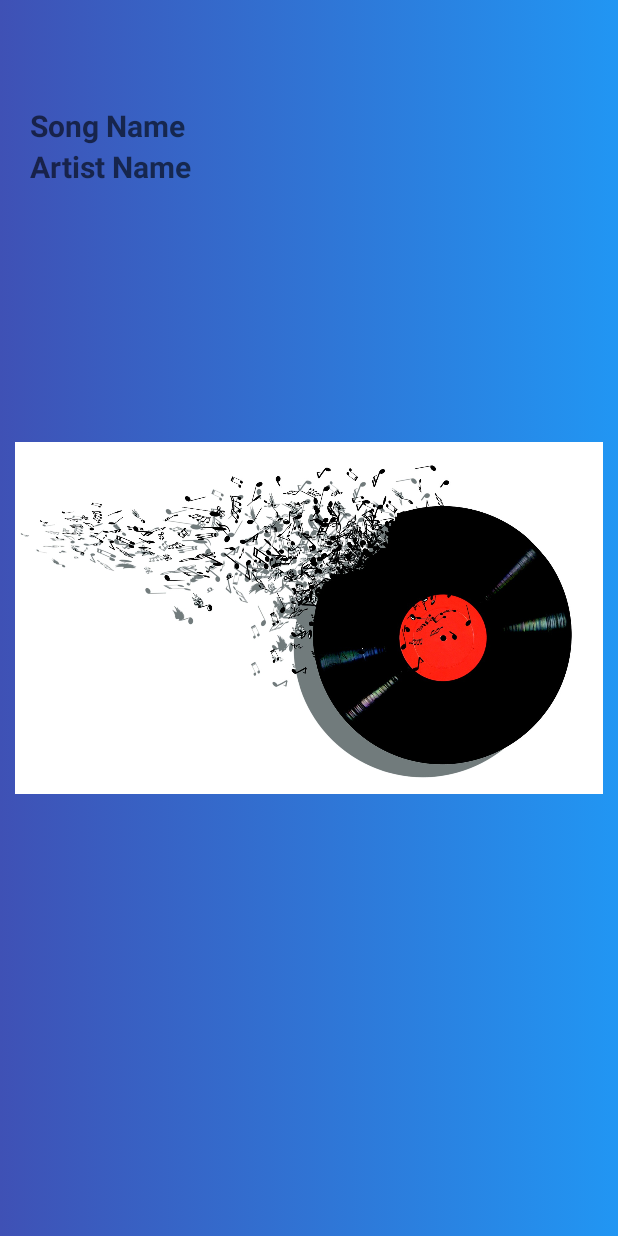
After one commit to RohitJain88/SnapSongs, an Android app: the FleetingStory screen opened directly, with no data from a screen before it, on a phone screen of 412 x 824 dp. The commit adds this screen. Run offline under Robolectric (Android 15) with nearby library versions, the phone set to English and light mode, and no system bars; 2 statements that could not run were skipped.

Commit message:
Created the story and made many changes

```diff
--- a/app/src/main/AndroidManifest.xml
+++ b/app/src/main/AndroidManifest.xml
@@ -1,6 +1,7 @@
 <?xml version="1.0" encoding="utf-8"?>
 <manifest xmlns:android="http://schemas.android.com/apk/res/android"
     package="com.example.snapchat">
+
     <uses-permission android:name="android.permission.READ_EXTERNAL_STORAGE" />
     <uses-permission android:name="android.permission.WRITE_EXTERNAL_STORAGE" />
     <uses-permission android:name="android.permission.CAMERA" />
@@ -18,8 +19,9 @@
         android:roundIcon="@mipmap/ic_launcher_round"
         android:supportsRtl="true"
         android:theme="@style/AppTheme">
+        <activity android:name=".FleetingStory"></activity>
         <activity android:name=".Share" />
-        <activity android:name=".ShowMusicActivity"></activity>
+        <activity android:name=".ShowMusicActivity" />
         <activity android:name=".RegistrationActivity" />
         <activity android:name=".LoginActivity" />
         <activity android:name=".ChooseLoginRegistrationActivity" />
--- /dev/null
+++ b/app/src/main/java/com/example/snapchat/FleetingStory.java
@@ -0,0 +1,62 @@
+package com.example.snapchat;
+
+import android.content.Intent;
+import android.graphics.drawable.AnimationDrawable;
+import android.os.Handler;
+import android.support.annotation.Nullable;
+import android.support.v7.app.AppCompatActivity;
+import android.os.Bundle;
+import android.view.Menu;
+import android.view.MenuItem;
+import android.widget.FrameLayout;
+import android.widget.TextView;
+import android.widget.Toolbar;
+
+import java.util.ArrayList;
+
+public class FleetingStory extends AppCompatActivity {
+
+    private static int TIME_OUT = 15000;
+    AnimationDrawable animationDrawable;
+    FrameLayout frameLayout;
+    ArrayList<String> arrayList = null;
+    @Override
+    protected void onCreate(Bundle savedInstanceState) {
+        super.onCreate(savedInstanceState);
+        setContentView(R.layout.activity_fleeting_story);
+        //Toolbar toolbar = (Toolbar) findViewById(R.id.toolbar);
+        //setSupportActionBar(toolbar);
+        frameLayout = (FrameLayout) findViewById(R.id.myFrameLay);
+        animationDrawable = (AnimationDrawable) frameLayout.getBackground();
+        Bundle p = getIntent().getExtras();
+
+
+        if(p!=null)
+            arrayList =p.getStringArrayList("fleet");
+        TextView song=(TextView)findViewById(R.id.SongText);
+        song.setText(arrayList.get(0).substring(0,arrayList.get(0).length()-4));
+        TextView artist=(TextView)findViewById(R.id.ArtistText);
+        artist.setText(arrayList.get(1));
+        animationDrawable.setEnterFadeDuration(5000);
+        animationDrawable.setExitFadeDuration(2000);
+        animationDrawable.start();
+        new Handler().postDelayed(new Runnable() {
+            @Override
+            public void run() {
+                Intent i = new Intent(FleetingStory.this, MainActivity.class);
+                Bundle bundle=new Bundle();
+                //Intent intent= new Intent(FleetingStory.this, MainActivity.class);
+                ArrayList<String> al = new ArrayList<>();
+                al.add(arrayList.get(0));
+                al.add(arrayList.get(1));
+                al.add(arrayList.get(2));
+                bundle.putStringArrayList("info",al);
+                i.putExtras(bundle);
+                startActivity(i);
+                finish();
+            }
+        }, TIME_OUT);
+    }
+
+
+}
--- a/app/src/main/java/com/example/snapchat/MainActivity.java
+++ b/app/src/main/java/com/example/snapchat/MainActivity.java
@@ -1,6 +1,7 @@
 package com.example.snapchat;
 
 import android.Manifest;
+import android.content.Intent;
 import android.content.pm.PackageManager;
 import android.media.MediaPlayer;
 import android.support.design.widget.TabLayout;
@@ -33,6 +34,7 @@ public class MainActivity extends AppCompatActivity {
     Button back;
     ArrayList<String> arrayList = null;
 
+
     @Override
     protected void onCreate(Bundle savedInstanceState) {
         super.onCreate(savedInstanceState);
@@ -45,10 +47,11 @@ public class MainActivity extends AppCompatActivity {
 
         SnapTabsView snapTabsView=findViewById(R.id.snap_tabs);
         snapTabsView.setUpWithViewPager(viewPager);
+        Bundle p = getIntent().getExtras();
 
-        Bundle p = getIntent().getExtras();
         if(p!=null)
          arrayList =p.getStringArrayList("info");
+
         ImageView mCenterImage=(ImageView)findViewById(R.id.vst_center_image);
         viewPager.setCurrentItem(1);
         if(p!=null){
@@ -58,6 +61,15 @@ public class MainActivity extends AppCompatActivity {
                 if(viewPager.getCurrentItem()!=1)
                     viewPager.setCurrentItem(1);
                 else{
+                    Bundle bundle=new Bundle();
+                    Intent intent= new Intent(MainActivity.this, FleetingStory.class);
+                    ArrayList<String> al = new ArrayList<>();
+                    al.add(arrayList.get(0));
+                    al.add(arrayList.get(1));
+                    al.add(arrayList.get(2));
+                    bundle.putStringArrayList("fleet",al);
+                    intent.putExtras(bundle);
+
                     try {
                         if(mediaPlayer!=null){
                             mediaPlayer.stop();
@@ -76,6 +88,7 @@ public class MainActivity extends AppCompatActivity {
                             }
                         });
                     }catch (Exception e){}
+                    startActivity(intent);
                 }
 
             }
--- /dev/null
+++ b/app/src/main/res/drawable/animation_background.xml
@@ -0,0 +1,13 @@
+<?xml version="1.0" encoding="utf-8"?>
+<animation-list xmlns:android="http://schemas.android.com/apk/res/android">
+
+    <item
+        android:drawable="@drawable/gradient_one"
+        android:duration="6000"/>
+    <item
+        android:drawable="@drawable/gradient_two"
+        android:duration="6000"/>
+    <item
+        android:drawable="@drawable/gradient_three"
+        android:duration="6000"/>
+</animation-list>
--- /dev/null
+++ b/app/src/main/res/drawable/gradient_one.xml
@@ -0,0 +1,8 @@
+<?xml version="1.0" encoding="utf-8"?>
+<shape xmlns:android="http://schemas.android.com/apk/res/android">
+
+    <gradient
+        android:startColor="@color/indigo_500"
+        android:endColor="@color/blue_500"
+        android:angle="0"/>
+</shape>
--- /dev/null
+++ b/app/src/main/res/drawable/gradient_three.xml
@@ -0,0 +1,8 @@
+<?xml version="1.0" encoding="utf-8"?>
+<shape xmlns:android="http://schemas.android.com/apk/res/android">
+
+    <gradient
+        android:startColor="@color/cyan_500"
+        android:endColor="@color/light_blue_500"
+        android:angle="0"/>
+</shape>
--- /dev/null
+++ b/app/src/main/res/drawable/gradient_two.xml
@@ -0,0 +1,8 @@
+<?xml version="1.0" encoding="utf-8"?>
+<shape xmlns:android="http://schemas.android.com/apk/res/android">
+
+    <gradient
+        android:startColor="@color/deep_purple_500"
+        android:endColor="@color/purple_500"
+        android:angle="0"/>
+</shape>
--- /dev/null
+++ b/app/src/main/res/layout/activity_fleeting_story.xml
@@ -0,0 +1,12 @@
+<?xml version="1.0" encoding="utf-8"?>
+<android.support.design.widget.CoordinatorLayout xmlns:android="http://schemas.android.com/apk/res/android"
+    xmlns:app="http://schemas.android.com/apk/res-auto"
+    xmlns:tools="http://schemas.android.com/tools"
+    android:layout_width="match_parent"
+    android:layout_height="match_parent"
+    tools:context=".FleetingStory">
+
+
+    <include layout="@layout/content_main" />
+
+</android.support.design.widget.CoordinatorLayout>
--- /dev/null
+++ b/app/src/main/res/layout/content_main.xml
@@ -0,0 +1,53 @@
+<?xml version="1.0" encoding="utf-8"?>
+<FrameLayout xmlns:android="http://schemas.android.com/apk/res/android"
+    xmlns:app="http://schemas.android.com/apk/res-auto"
+    xmlns:tools="http://schemas.android.com/tools"
+    android:layout_width="match_parent"
+    android:background="@drawable/animation_background"
+    android:id="@+id/myFrameLay"
+    android:layout_height="match_parent"
+    app:layout_behavior="@string/appbar_scrolling_view_behavior"
+    tools:showIn="@layout/activity_fleeting_story">
+
+
+
+        <ImageView
+            android:layout_width="match_parent"
+            android:layout_height="match_parent"
+            android:layout_gravity="center"
+            android:layout_margin="10dp"
+            android:contentDescription="@string/app_name"
+            app:srcCompat="@drawable/clipcodes" />
+        <LinearLayout
+            android:layout_width="match_parent"
+            android:layout_height="wrap_content"
+            android:orientation="vertical"
+            android:translationY="70dp"
+            android:translationX="20dp"
+            >
+        <TextView
+            android:layout_width="match_parent"
+            android:layout_height="wrap_content"
+            android:translationX="0dp"
+            android:hint="Song Name"
+            android:id="@+id/SongText"
+            android:textColor="@android:color/white"
+            android:textSize="20sp"
+            android:textStyle="bold"
+            />
+
+
+        <TextView
+            android:layout_width="match_parent"
+            android:layout_height="wrap_content"
+
+            android:hint="Artist Name"
+            android:id="@+id/ArtistText"
+            android:textColor="@android:color/white"
+            android:textSize="20sp"
+            android:textStyle="bold"
+            />
+        </LinearLayout>
+
+
+</FrameLayout>
--- a/app/src/main/res/values/colors.xml
+++ b/app/src/main/res/values/colors.xml
@@ -3,6 +3,12 @@
     <color name="colorPrimary">#008577</color>
     <color name="colorPrimaryDark">#00574B</color>
     <color name="colorAccent">#D81B60</color>
+    <color name="purple_500">#9C27B0</color>
+    <color name="deep_purple_500">#673AB7</color>
+    <color name="indigo_500">#3F51B5</color>
+    <color name="blue_500">#2196F3</color>
+    <color name="cyan_500">#00BCD4</color>
+    <color name="light_blue_500">#03A9F4</color>
     <color name="white">#FFFFFF</color>
     <color name="ivory">#FFFFF0</color>
     <color name="lightyellow">#FFFFE0</color>
--- a/app/src/main/res/values/styles.xml
+++ b/app/src/main/res/values/styles.xml
@@ -7,6 +7,13 @@
         <item name="colorPrimaryDark">@color/colorPrimaryDark</item>
         <item name="colorAccent">@color/colorAccent</item>
     </style>
+    <style name="AppTheme.NoActionBar">
+        <item name="windowActionBar">false</item>
+        <item name="windowNoTitle">true</item>
+    </style>
 
+    <style name="AppTheme.AppBarOverlay" parent="ThemeOverlay.AppCompat.Dark.ActionBar" />
+
+    <style name="AppTheme.PopupOverlay" parent="ThemeOverlay.AppCompat.Light" />
 
 </resources>
```
Also changed, not shown: app/src/main/res/drawable/clipcodes.jpg (added).
